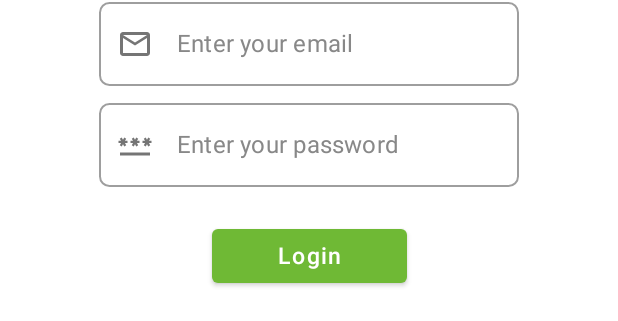
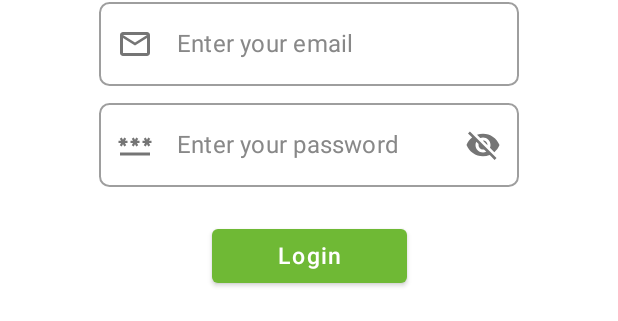
Before and after one commit to rahulsoni-moneyview/StaffSphere, an Android app built with Jetpack Compose: the @Preview function LoginScreen, on a phone screen of 412 x 824 dp. Shown: the part 460-781 px from the top of the screen. Run offline under Robolectric (Android 15) with nearby library versions, the phone set to English and light mode, and no system bars; pictures from the network do not load.

Commit message:
"Changes in login screen & Home screen"

```diff
--- a/app/src/main/java/com/example/staffsphere/presentation/screens/Login/LoginScreen.kt
+++ b/app/src/main/java/com/example/staffsphere/presentation/screens/Login/LoginScreen.kt
@@ -23,12 +23,16 @@ import androidx.compose.material.ButtonDefaults
 import androidx.compose.material.Divider
 import androidx.compose.material.ExperimentalMaterialApi
 import androidx.compose.material.Icon
+import androidx.compose.material.IconButton
 import androidx.compose.material.MaterialTheme
 import androidx.compose.material.ModalBottomSheetState
 import androidx.compose.material.OutlinedTextField
 import androidx.compose.material.Text
+import androidx.compose.material.TextFieldDefaults
 import androidx.compose.material.icons.Icons
 import androidx.compose.material.icons.filled.Email
+import androidx.compose.material.icons.filled.Visibility
+import androidx.compose.material.icons.filled.VisibilityOff
 import androidx.compose.material.icons.outlined.Email
 import androidx.compose.material.icons.outlined.Password
 import androidx.compose.runtime.Composable
@@ -45,6 +49,8 @@ import androidx.compose.ui.layout.ContentScale
 import androidx.compose.ui.platform.LocalContext
 import androidx.compose.ui.res.painterResource
 import androidx.compose.ui.text.input.KeyboardType
+import androidx.compose.ui.text.input.PasswordVisualTransformation
+import androidx.compose.ui.text.input.VisualTransformation
 import androidx.compose.ui.tooling.preview.Preview
 import androidx.compose.ui.unit.dp
 import androidx.compose.ui.unit.sp
@@ -59,6 +65,7 @@ fun LoginScreen() {
 
     var email by remember { mutableStateOf("") };
     var password by remember { mutableStateOf("") };
+    var passwordVisibility by remember { mutableStateOf(false) }
     Box(modifier = Modifier.fillMaxSize()){
         Column(modifier = Modifier
             .fillMaxWidth()
@@ -85,7 +92,10 @@ fun LoginScreen() {
                     label = {Text("Enter your email", color = Color.Gray)},
                     maxLines = 1,
                     keyboardOptions = KeyboardOptions(keyboardType = KeyboardType.Email)  ,
-                    shape = RoundedCornerShape(7.dp)
+                    shape = RoundedCornerShape(7.dp),
+                    colors = TextFieldDefaults.outlinedTextFieldColors(
+                        focusedBorderColor = Color(0xFF6FB935)
+                    )
                 )
                 Spacer(modifier = Modifier.height(3.dp))
                 OutlinedTextField(
@@ -94,10 +104,25 @@ fun LoginScreen() {
                     leadingIcon = {
                         Icon(Icons.Outlined.Password,contentDescription = null)
                     },
+                    trailingIcon = {
+                                  val image =  if(passwordVisibility){
+                                       Icons.Filled.Visibility
+                                   }
+                        else{
+                            Icons.Filled.VisibilityOff
+                                   }
+                        IconButton(onClick = {passwordVisibility = !passwordVisibility}) {
+                            Icon(imageVector = image,contentDescription = null)
+                        }
+                    },
+                    visualTransformation = if(passwordVisibility) VisualTransformation.None else PasswordVisualTransformation(),
                     label = {Text("Enter your password", color = Color.Gray)},
                     maxLines = 1,
                     keyboardOptions = KeyboardOptions(keyboardType = KeyboardType.Password),
-                    shape = RoundedCornerShape(7.dp)
+                    shape = RoundedCornerShape(7.dp),
+                    colors = TextFieldDefaults.outlinedTextFieldColors(
+                        focusedBorderColor = Color(0xFF6FB935)
+                    )
                 )
                 Spacer(modifier = Modifier.height(22.dp))
                 Button(onClick = {
```
Also changed, not shown: app/src/main/java/com/example/staffsphere/presentation/screens/Home/HomeScreen.kt (+33 -8 lines).
